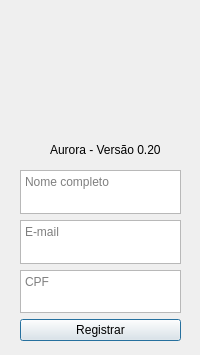
Old version of the form register.ui in the repository arthurpdesimone/aurora_python.
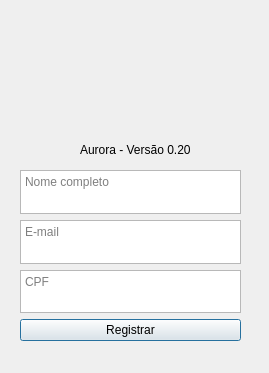
New version of the form. Icons and pictures are not drawn.

Commit message: Version 0.2.3: Login and Register almost complete

The edit to the form file:
```diff
--- a/register.ui
+++ b/register.ui
@@ -6,8 +6,8 @@
    <rect>
     <x>0</x>
     <y>0</y>
-    <width>200</width>
-    <height>355</height>
+    <width>269</width>
+    <height>373</height>
    </rect>
   </property>
   <property name="sizePolicy">
@@ -30,7 +30,7 @@
     <rect>
      <x>20</x>
      <y>170</y>
-     <width>161</width>
+     <width>221</width>
      <height>171</height>
     </rect>
    </property>
@@ -74,7 +74,7 @@
   <widget class="QLabel" name="label">
    <property name="geometry">
     <rect>
-     <x>30</x>
+     <x>60</x>
      <y>10</y>
      <width>141</width>
      <height>131</height>
@@ -93,7 +93,7 @@
   <widget class="QLabel" name="label_2">
    <property name="geometry">
     <rect>
-     <x>50</x>
+     <x>80</x>
      <y>140</y>
      <width>141</width>
      <height>20</height>
```
The commit also changes 10 other files.
